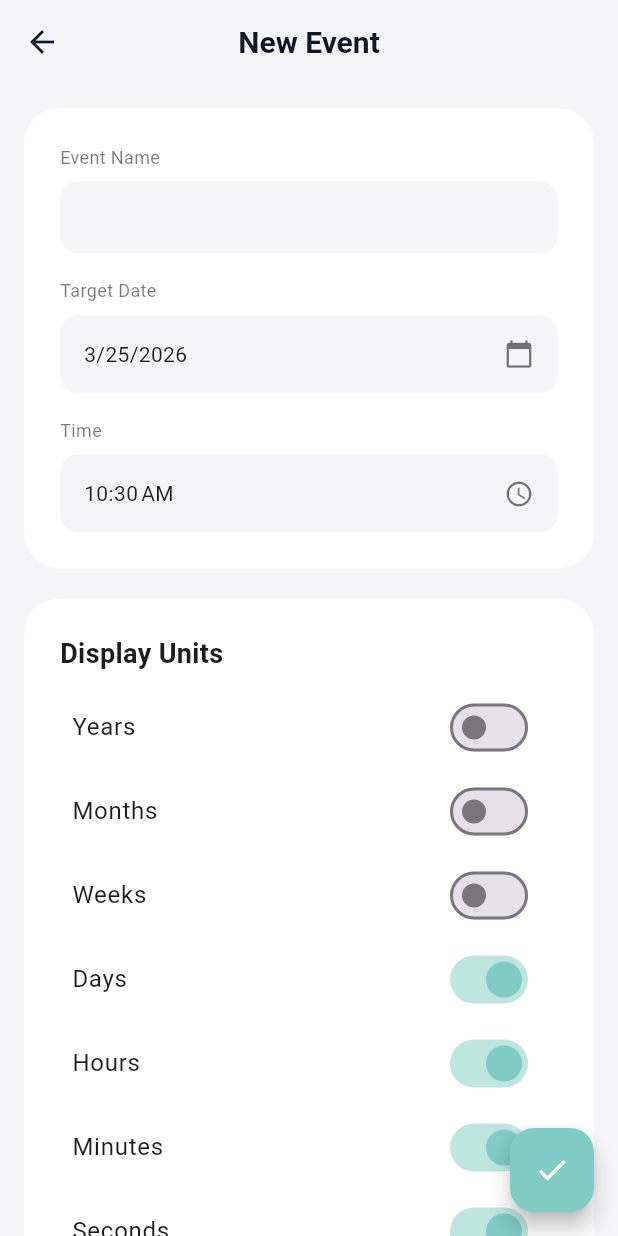
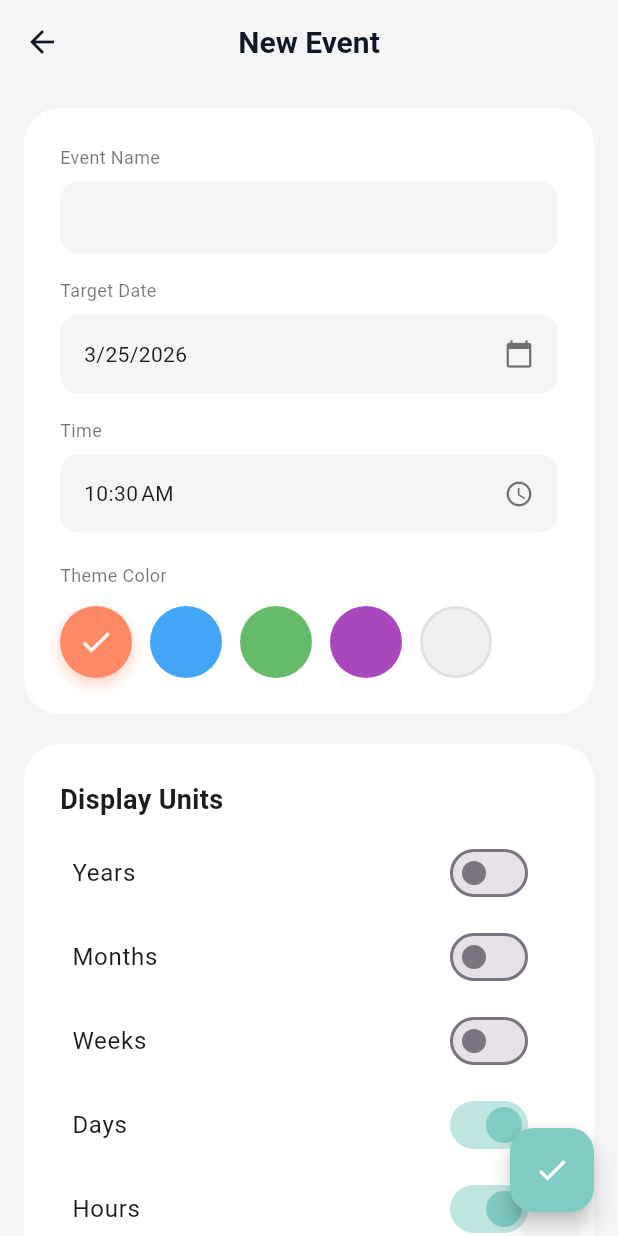
Before and after one commit to AGreynoon/countdown_timer, a Flutter app: the screen it shows after launch, after a tap on the "add" icon, on a phone screen of 412 x 824 dp. Run offline on Flutter 3.47's test engine with Material 3 defaults, Android fonts, the phone set to English and light mode, and no system bars; our stand-ins replace flutter_riverpod, share_plus, sqflite; accounts and stored records are empty.

Commit message:
feat: Implement event theme color selection with dynamic gradients and text colors.

```diff
--- a/lib/l10n/app_ar.arb
+++ b/lib/l10n/app_ar.arb
@@ -19,5 +19,6 @@
   "seconds": "ثواني",
   "anticipating": "ن ت ر ق ب",
   "newEvent": "حدث جديد",
-  "noCountdowns": "لا توجد عدادات بعد."
+  "noCountdowns": "لا توجد عدادات بعد.",
+  "themeColor": "لون السمة"
 }
--- a/lib/l10n/app_en.arb
+++ b/lib/l10n/app_en.arb
@@ -19,5 +19,6 @@
   "seconds": "Seconds",
   "anticipating": "A N T I C I P A T I N G",
   "newEvent": "New Event",
-  "noCountdowns": "No countdowns yet."
+  "noCountdowns": "No countdowns yet.",
+  "themeColor": "Theme Color"
 }
--- a/lib/l10n/app_localizations.dart
+++ b/lib/l10n/app_localizations.dart
@@ -217,6 +217,12 @@ abstract class AppLocalizations {
   /// In en, this message translates to:
   /// **'No countdowns yet.'**
   String get noCountdowns;
+
+  /// No description provided for @themeColor.
+  ///
+  /// In en, this message translates to:
+  /// **'Theme Color'**
+  String get themeColor;
 }
 
 class _AppLocalizationsDelegate
--- a/lib/l10n/app_localizations_ar.dart
+++ b/lib/l10n/app_localizations_ar.dart
@@ -67,4 +67,7 @@ class AppLocalizationsAr extends AppLocalizations {
 
   @override
   String get noCountdowns => 'لا توجد عدادات بعد.';
+
+  @override
+  String get themeColor => 'لون السمة';
 }
--- a/lib/l10n/app_localizations_en.dart
+++ b/lib/l10n/app_localizations_en.dart
@@ -67,4 +67,7 @@ class AppLocalizationsEn extends AppLocalizations {
 
   @override
   String get noCountdowns => 'No countdowns yet.';
+
+  @override
+  String get themeColor => 'Theme Color';
 }
--- a/lib/pages/add_event.dart
+++ b/lib/pages/add_event.dart
@@ -5,6 +5,7 @@ import 'package:intl/intl.dart';
 import '../models/event.dart';
 import '../providers/events_provider.dart';
 import '../theme/app_colors.dart';
+import '../widgets/color_picker.dart';
 
 class AddEvent extends ConsumerStatefulWidget {
   const AddEvent({super.key});
@@ -16,6 +17,7 @@ class AddEvent extends ConsumerStatefulWidget {
 class _AddEventState extends ConsumerState<AddEvent> {
   final TextEditingController _titleController = TextEditingController();
   DateTime _targetDate = DateTime.now().add(const Duration(days: 1));
+  String _selectedCategory = 'Orange';
   Map<String, bool> _displayUnits = {
     "Years": false,
     "Months": false,
@@ -39,7 +41,7 @@ class _AddEventState extends ConsumerState<AddEvent> {
       id: DateTime.now().millisecondsSinceEpoch.toString(),
       title: _titleController.text.trim(),
       targetDate: _targetDate,
-      category: 'Orange', // Default
+      category: _selectedCategory,
       displayUnits: _displayUnits,
     );
 
@@ -181,6 +183,23 @@ class _AddEventState extends ConsumerState<AddEvent> {
                       ),
                     ),
                   ),
+                  const SizedBox(height: 20),
+                  Text(
+                    l10n.themeColor,
+                    style: const TextStyle(
+                      fontSize: 12,
+                      color: AppColors.textGrey,
+                    ),
+                  ),
+                  const SizedBox(height: 12),
+                  ColorPicker(
+                    selectedCategory: _selectedCategory,
+                    onSelected: (val) {
+                      setState(() {
+                        _selectedCategory = val;
+                      });
+                    },
+                  ),
                 ],
               ),
             ),
--- a/lib/pages/event_details.dart
+++ b/lib/pages/event_details.dart
@@ -7,6 +7,7 @@ import '../models/event.dart';
 import '../providers/events_provider.dart';
 import '../providers/ticker_provider.dart';
 import '../theme/app_colors.dart';
+import '../widgets/color_picker.dart';
 import '../widgets/event_card.dart'
     show CountdownDisplay; // Reuse the display from event_card
 
@@ -110,11 +111,13 @@ class _TopCountdownCard extends ConsumerWidget {
   Widget build(BuildContext context, WidgetRef ref) {
     final l10n = AppLocalizations.of(context)!;
     final now = ref.watch(tickerProvider);
+    final gradient = AppColors.getEventGradient(event.category);
+    final isDarkTheme = AppColors.isDarkTheme(event.category);
 
     return Container(
       decoration: BoxDecoration(
         borderRadius: BorderRadius.circular(24),
-        gradient: AppColors.orangeGradient,
+        gradient: gradient,
       ),
       padding: const EdgeInsets.all(32),
       child: Column(
@@ -131,14 +134,14 @@ class _TopCountdownCard extends ConsumerWidget {
           const SizedBox(height: 8),
           Text(
             event.title.isEmpty ? l10n.newEvent : event.title,
-            style: const TextStyle(
-              color: AppColors.textLight,
+            style: TextStyle(
+              color: isDarkTheme ? AppColors.textLight : AppColors.textDark,
               fontSize: 28,
               fontWeight: FontWeight.bold,
             ),
           ),
           const SizedBox(height: 24),
-          CountdownDisplay(event: event, isOrange: true, now: now),
+          CountdownDisplay(event: event, isDarkTheme: isDarkTheme, now: now),
         ],
       ),
     );
@@ -215,6 +218,20 @@ class _MiddleConfigSection extends StatelessWidget {
               ),
             ],
           ),
+          if (isEditMode) ...[
+            const SizedBox(height: 20),
+            Text(
+              l10n.themeColor,
+              style: const TextStyle(fontSize: 12, color: AppColors.textGrey),
+            ),
+            const SizedBox(height: 12),
+            ColorPicker(
+              selectedCategory: event.category,
+              onSelected: (val) {
+                onEventChanged(event.copyWith(category: val));
+              },
+            ),
+          ],
           const SizedBox(height: 20),
           Text(
             l10n.eventName,
--- a/lib/theme/app_colors.dart
+++ b/lib/theme/app_colors.dart
@@ -5,8 +5,16 @@ class AppColors {
   static const Color orangePrimary = Color(0xFFFF8A65);
   static const Color orangeDark = Color(0xFFE64A19);
 
+  static const Color bluePrimary = Color(0xFF42A5F5);
+  static const Color blueDark = Color(0xFF1565C0);
+
+  static const Color greenPrimary = Color(0xFF66BB6A);
+  static const Color greenDark = Color(0xFF2E7D32);
+
+  static const Color purplePrimary = Color(0xFFAB47BC);
+  static const Color purpleDark = Color(0xFF6A1B9A);
+
   static const Color tealPrimary = Color(0xFF80CBC4);
-
   static const Color destructiveRed = Color(0xFFD32F2F);
 
   // Backgrounds
@@ -34,9 +42,54 @@ class AppColors {
     end: Alignment.bottomRight,
   );
 
+  static const LinearGradient blueGradient = LinearGradient(
+    colors: [blueDark, bluePrimary],
+    begin: Alignment.topLeft,
+    end: Alignment.bottomRight,
+  );
+
+  static const LinearGradient greenGradient = LinearGradient(
+    colors: [greenDark, greenPrimary],
+    begin: Alignment.topLeft,
+    end: Alignment.bottomRight,
+  );
+
+  static const LinearGradient purpleGradient = LinearGradient(
+    colors: [purpleDark, purplePrimary],
+    begin: Alignment.topLeft,
+    end: Alignment.bottomRight,
+  );
+
   static const LinearGradient whiteGradient = LinearGradient(
     colors: [cardBackgroundWhite, greyBackground],
     begin: Alignment.topLeft,
     end: Alignment.bottomRight,
   );
+
+  // Theme Helpers
+  static LinearGradient getEventGradient(String category) {
+    switch (category.toLowerCase()) {
+      case 'orange': return orangeGradient;
+      case 'blue': return blueGradient;
+      case 'green': return greenGradient;
+      case 'purple': return purpleGradient;
+      case 'white': return whiteGradient;
+      default: return whiteGradient;
+    }
+  }
+
+  static bool isDarkTheme(String category) {
+    return category.toLowerCase() != 'white';
+  }
+
+  static Color getThemePrimaryColor(String category) {
+    switch (category.toLowerCase()) {
+      case 'orange': return orangePrimary;
+      case 'blue': return bluePrimary;
+      case 'green': return greenPrimary;
+      case 'purple': return purplePrimary;
+      case 'white': return greyBackground;
+      default: return greyBackground;
+    }
+  }
 }
--- /dev/null
+++ b/lib/widgets/color_picker.dart
@@ -0,0 +1,65 @@
+import 'package:flutter/material.dart';
+import '../theme/app_colors.dart';
+
+class ColorPicker extends StatelessWidget {
+  final String selectedCategory;
+  final ValueChanged<String> onSelected;
+
+  const ColorPicker({
+    super.key,
+    required this.selectedCategory,
+    required this.onSelected,
+  });
+
+  static const List<String> availableCategories = [
+    'Orange',
+    'Blue',
+    'Green',
+    'Purple',
+    'White'
+  ];
+
+  @override
+  Widget build(BuildContext context) {
+    return SingleChildScrollView(
+      scrollDirection: Axis.horizontal,
+      child: Row(
+        children: availableCategories.map((category) {
+          final isSelected = selectedCategory.toLowerCase() == category.toLowerCase();
+          final color = AppColors.getThemePrimaryColor(category);
+
+          return GestureDetector(
+            onTap: () => onSelected(category),
+            child: Container(
+              margin: const EdgeInsets.only(right: 12),
+              width: 48,
+              height: 48,
+              decoration: BoxDecoration(
+                color: color,
+                shape: BoxShape.circle,
+                border: category.toLowerCase() == 'white'
+                    ? Border.all(color: Colors.grey.shade300, width: 2)
+                    : null,
+                boxShadow: isSelected
+                    ? [
+                        BoxShadow(
+                          color: color.withValues(alpha: 0.4),
+                          blurRadius: 8,
+                          offset: const Offset(0, 4),
+                        )
+                      ]
+                    : null,
+              ),
+              child: isSelected
+                  ? Icon(
+                      Icons.check,
+                      color: category.toLowerCase() == 'white' ? Colors.black : Colors.white,
+                    )
+                  : null,
+            ),
+          );
+        }).toList(),
+      ),
+    );
+  }
+}
--- a/lib/widgets/event_card.dart
+++ b/lib/widgets/event_card.dart
@@ -12,15 +12,15 @@ class EventCard extends StatelessWidget {
 
   const EventCard({super.key, required this.event});
 
-  @override
   Widget build(BuildContext context) {
-    bool isOrange = event.category.toLowerCase() == 'orange';
+    bool isDarkTheme = AppColors.isDarkTheme(event.category);
+    LinearGradient gradient = AppColors.getEventGradient(event.category);
 
     return Container(
       margin: const EdgeInsets.symmetric(horizontal: 16, vertical: 8),
       decoration: BoxDecoration(
         borderRadius: BorderRadius.circular(24),
-        gradient: isOrange ? AppColors.orangeGradient : AppColors.whiteGradient,
+        gradient: gradient,
         boxShadow: [
           BoxShadow(
             color: Colors.black.withValues(alpha: 0.05),
@@ -33,14 +33,14 @@ class EventCard extends StatelessWidget {
       child: Column(
         crossAxisAlignment: CrossAxisAlignment.start,
         children: [
-          _EventCardHeader(event: event, isOrange: isOrange),
+          _EventCardHeader(event: event, isDarkTheme: isDarkTheme),
           const SizedBox(height: 12),
           Consumer(
             builder: (context, ref, child) {
               final now = ref.watch(tickerProvider);
               return CountdownDisplay(
                 event: event,
-                isOrange: isOrange,
+                isDarkTheme: isDarkTheme,
                 now: now,
                 compact: true,
               );
@@ -54,9 +54,9 @@ class EventCard extends StatelessWidget {
 
 class _EventCardHeader extends StatelessWidget {
   final Event event;
-  final bool isOrange;
+  final bool isDarkTheme;
 
-  const _EventCardHeader({required this.event, required this.isOrange});
+  const _EventCardHeader({required this.event, required this.isDarkTheme});
 
   @override
   Widget build(BuildContext context) {
@@ -72,7 +72,7 @@ class _EventCardHeader extends StatelessWidget {
             children: [
               Text(
                 event.title,
-                style: isOrange
+                style: isDarkTheme
                     ? AppStyles.cardTitleLight
                     : AppStyles.cardTitleDark,
               ),
@@ -80,18 +80,18 @@ class _EventCardHeader extends StatelessWidget {
               Row(
                 children: [
                   Icon(
-                    isOrange
+                    isDarkTheme
                         ? Icons.favorite_border
                         : Icons.calendar_today_outlined,
                     size: 14,
-                    color: isOrange
+                    color: isDarkTheme
                         ? AppColors.textLightGrey
                         : AppColors.textGrey,
                   ),
                   const SizedBox(width: 4),
                   Text(
                     AppHelpers.formatDate(event.targetDate, localeName),
-                    style: isOrange
+                    style: isDarkTheme
                         ? AppStyles.cardSubtitleLight
                         : AppStyles.cardSubtitleDark,
                   ),
@@ -107,14 +107,14 @@ class _EventCardHeader extends StatelessWidget {
 
 class CountdownDisplay extends StatelessWidget {
   final Event event;
-  final bool isOrange;
+  final bool isDarkTheme;
   final DateTime now;
   final bool compact;
 
   const CountdownDisplay({
     super.key,
     required this.event,
-    required this.isOrange,
+    required this.isDarkTheme,
     required this.now,
     this.compact = false,
   });
@@ -131,8 +131,8 @@ class CountdownDisplay extends StatelessWidget {
 
     List<Widget> units = [];
 
-    Color orangeNumColor = AppColors.textLight;
-    Color orangeLabelColor = AppColors.textLightGrey;
+    Color darkNumColor = AppColors.textLight;
+    Color darkLabelColor = AppColors.textLightGrey;
     Color whiteNumColor = past
         ? AppColors.destructiveRed
         : AppColors.numberBlueDark;
@@ -143,8 +143,8 @@ class CountdownDisplay extends StatelessWidget {
         TimeUnitWidget(
           value: timeMap['Years']!,
           label: l10n.years,
-          numColor: isOrange ? orangeNumColor : whiteNumColor,
-          labelColor: isOrange ? orangeLabelColor : whiteLabelColor,
+          numColor: isDarkTheme ? darkNumColor : whiteNumColor,
+          labelColor: isDarkTheme ? darkLabelColor : whiteLabelColor,
           compact: compact,
         ),
       );
@@ -154,8 +154,8 @@ class CountdownDisplay extends StatelessWidget {
         TimeUnitWidget(
           value: timeMap['Months']!,
           label: l10n.months,
-          numColor: isOrange ? orangeNumColor : whiteNumColor,
-          labelColor: isOrange ? orangeLabelColor : whiteLabelColor,
+          numColor: isDarkTheme ? darkNumColor : whiteNumColor,
+          labelColor: isDarkTheme ? darkLabelColor : whiteLabelColor,
           compact: compact,
         ),
       );
@@ -165,8 +165,8 @@ class CountdownDisplay extends StatelessWidget {
         TimeUnitWidget(
           value: timeMap['Weeks']!,
           label: l10n.weeks,
-          numColor: isOrange ? orangeNumColor : whiteNumColor,
-          labelColor: isOrange ? orangeLabelColor : whiteLabelColor,
+          numColor: isDarkTheme ? darkNumColor : whiteNumColor,
+          labelColor: isDarkTheme ? darkLabelColor : whiteLabelColor,
           compact: compact,
         ),
       );
@@ -176,34 +176,34 @@ class CountdownDisplay extends StatelessWidget {
         TimeUnitWidget(
           value: timeMap['Days']!,
           label: l10n.days,
-          numColor: isOrange ? orangeNumColor : whiteNumColor,
-          labelColor: isOrange ? orangeLabelColor : whiteLabelColor,
+          numColor: isDarkTheme ? darkNumColor : whiteNumColor,
+          labelColor: isDarkTheme ? darkLabelColor : whiteLabelColor,
           compact: compact,
         ),
       );
     }
     if (event.displayUnits['Hours'] == true) {
-      Color hColor = isOrange ? orangeNumColor : AppColors.numberBlueMid;
-      if (past && !isOrange) hColor = Colors.red[300]!;
+      Color hColor = isDarkTheme ? darkNumColor : AppColors.numberBlueMid;
+      if (past && !isDarkTheme) hColor = Colors.red[300]!;
       units.add(
         TimeUnitWidget(
           value: timeMap['Hours']!,
           label: l10n.hours,
           numColor: hColor,
-          labelColor: isOrange ? orangeLabelColor : whiteLabelColor,
+          labelColor: isDarkTheme ? darkLabelColor : whiteLabelColor,
           compact: compact,
         ),
       );
     }
     if (event.displayUnits['Minutes'] == true) {
-      Color mColor = isOrange ? orangeNumColor : AppColors.numberBlueLight;
-      if (past && !isOrange) mColor = Colors.red[200]!;
+      Color mColor = isDarkTheme ? darkNumColor : AppColors.numberBlueLight;
+      if (past && !isDarkTheme) mColor = Colors.red[200]!;
       units.add(
         TimeUnitWidget(
           value: timeMap['Minutes']!,
           label: l10n.minutes,
           numColor: mColor,
-          labelColor: isOrange ? orangeLabelColor : whiteLabelColor,
+          labelColor: isDarkTheme ? darkLabelColor : whiteLabelColor,
           compact: compact,
         ),
       );
@@ -213,8 +213,8 @@ class CountdownDisplay extends StatelessWidget {
         TimeUnitWidget(
           value: timeMap['Seconds']!,
           label: l10n.seconds,
-          numColor: isOrange ? orangeNumColor : Colors.grey,
-          labelColor: isOrange ? orangeLabelColor : whiteLabelColor,
+          numColor: isDarkTheme ? darkNumColor : Colors.grey,
+          labelColor: isDarkTheme ? darkLabelColor : whiteLabelColor,
           compact: compact,
         ),
       );
```
